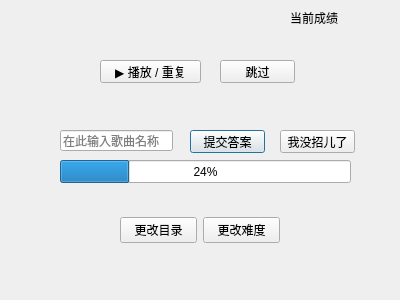
Qt form gamewindow.ui (mygameworld9/Guess_Song) before a commit.
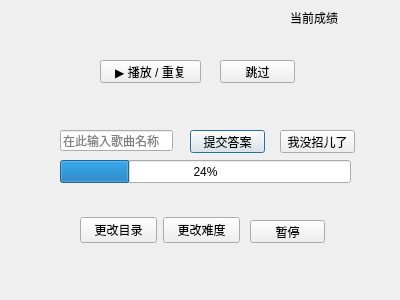
The same form after that commit.

Diff of the .ui file:
```diff
--- a/gamewindow.ui
+++ b/gamewindow.ui
@@ -61,7 +61,7 @@
   <widget class="QWidget" name="horizontalLayoutWidget">
    <property name="geometry">
     <rect>
-     <x>120</x>
+     <x>80</x>
      <y>190</y>
      <width>160</width>
      <height>80</height>
@@ -168,6 +168,19 @@
     <bool>false</bool>
    </property>
   </widget>
+  <widget class="QPushButton" name="StopButton">
+   <property name="geometry">
+    <rect>
+     <x>250</x>
+     <y>220</y>
+     <width>75</width>
+     <height>23</height>
+    </rect>
+   </property>
+   <property name="text">
+    <string>暂停</string>
+   </property>
+  </widget>
   <action name="actionSkip">
    <property name="checkable">
     <bool>true</bool>
```
